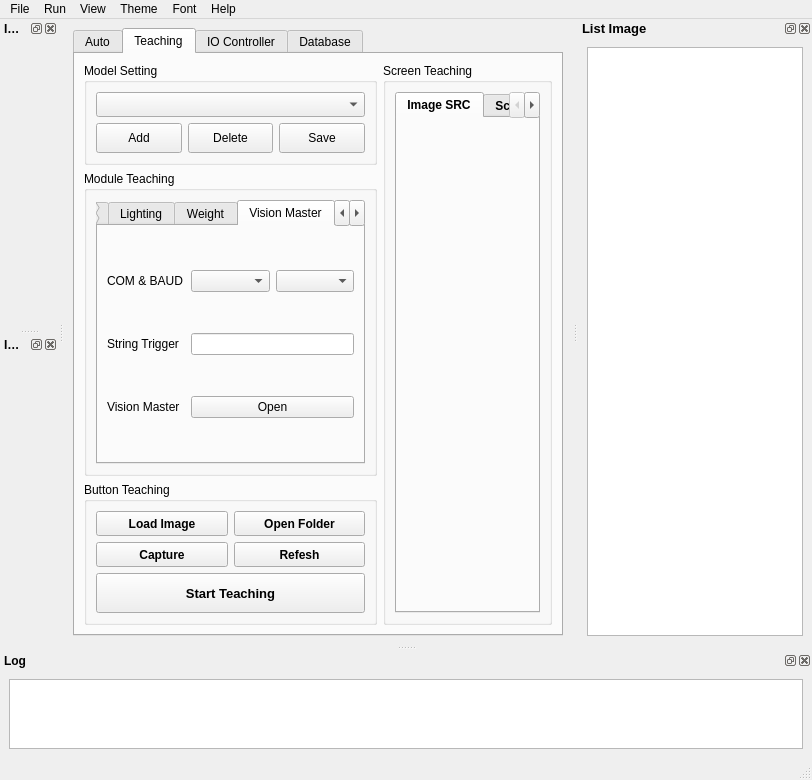
First picture: the form in ui/MainWindow.ui, repository vananh2606/ProjectProcessingImage, before the edit.
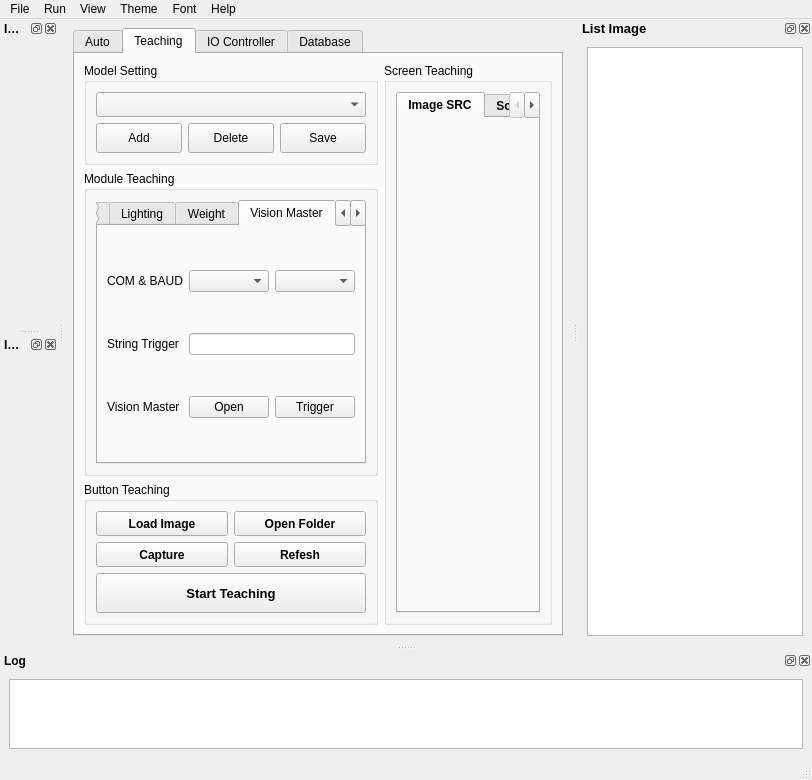
Second picture: the form after the edit. The open tabs and pages were chosen to show the change.

The edit to the form file:
```diff
--- a/ui/MainWindow.ui
+++ b/ui/MainWindow.ui
@@ -1022,20 +1022,6 @@
                  </property>
                 </widget>
                </item>
-               <item row="2" column="0">
-                <widget class="QLabel" name="label_status__vision_master">
-                 <property name="text">
-                  <string>Vision Master</string>
-                 </property>
-                </widget>
-               </item>
-               <item row="2" column="1" colspan="2">
-                <widget class="QPushButton" name="btn_open_vision_master">
-                 <property name="text">
-                  <string>Open</string>
-                 </property>
-                </widget>
-               </item>
                <item row="0" column="1">
                 <widget class="QComboBox" name="combo_comport_vision_master">
                  <property name="minimumSize">
@@ -1046,9 +1032,6 @@
                  </property>
                 </widget>
                </item>
-               <item row="0" column="2">
-                <widget class="QComboBox" name="combo_baudrate_vision_master"/>
-               </item>
                <item row="1" column="0">
                 <widget class="QLabel" name="label_string_trigger">
                  <property name="text">
@@ -1056,6 +1039,30 @@
                  </property>
                 </widget>
                </item>
+               <item row="0" column="2">
+                <widget class="QComboBox" name="combo_baudrate_vision_master"/>
+               </item>
+               <item row="3" column="0">
+                <widget class="QLabel" name="label_status__vision_master">
+                 <property name="text">
+                  <string>Vision Master</string>
+                 </property>
+                </widget>
+               </item>
+               <item row="3" column="1">
+                <widget class="QPushButton" name="btn_open_vision_master">
+                 <property name="text">
+                  <string>Open</string>
+                 </property>
+                </widget>
+               </item>
+               <item row="3" column="2">
+                <widget class="QPushButton" name="btn_trigger_vision_master">
+                 <property name="text">
+                  <string>Trigger</string>
+                 </property>
+                </widget>
+               </item>
                <item row="1" column="1" colspan="2">
                 <widget class="QLineEdit" name="line_string_trigger"/>
                </item>
```
